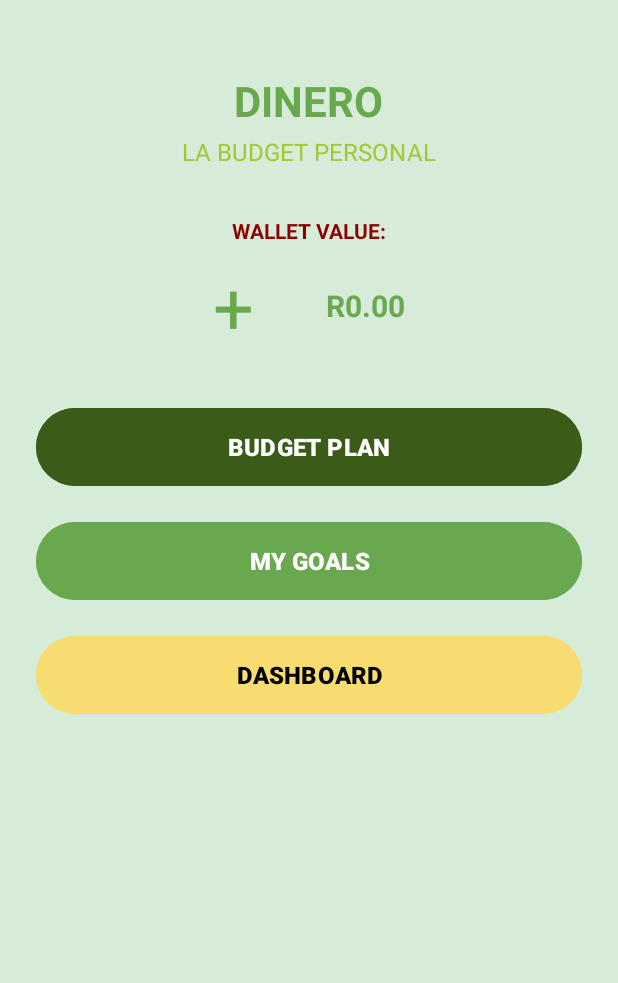
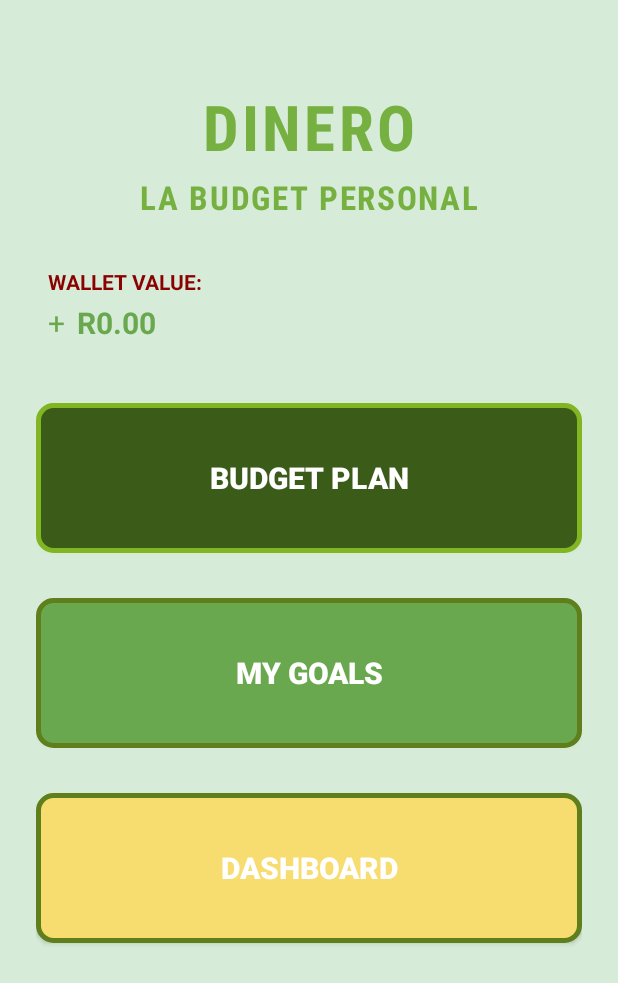
Before and after one commit to JESKTEK/DINERO, an Android app: the HomeActivity screen opened directly, with no data from a screen before it, on a phone screen of 412 x 824 dp. Shown: the top 983 px of the screen. Run offline under Robolectric (Android 15) with nearby library versions, the phone set to English and light mode, and no system bars.

Commit message:
Worked on UI for the Home Page mainly the buttons and added a clickable URL link on the welcome page "From JESKTEK" which goes to the JESKTEK GitHUB

```diff
--- a/app/src/main/java/vcmsa/projects/assignment2_prog7313/MainActivity.kt
+++ b/app/src/main/java/vcmsa/projects/assignment2_prog7313/MainActivity.kt
@@ -1,17 +1,19 @@
 package vcmsa.projects.assignment2_prog7313
 
 import android.content.Intent
+import android.net.Uri
 import android.os.Bundle
-import android.widget.Button
+import android.os.Handler
+import android.os.Looper
+import android.text.SpannableString
+import android.text.style.UnderlineSpan
+import android.widget.TextView
 import androidx.activity.enableEdgeToEdge
 import androidx.appcompat.app.AppCompatActivity
 import androidx.appcompat.widget.AppCompatButton
+import androidx.core.splashscreen.SplashScreen.Companion.installSplashScreen
 import androidx.core.view.ViewCompat
 import androidx.core.view.WindowInsetsCompat
-import androidx.core.splashscreen.SplashScreen
-import androidx.core.splashscreen.SplashScreen.Companion.installSplashScreen
-import android.os.Handler
-import android.os.Looper
 
 class MainActivity : AppCompatActivity() {
 
@@ -21,13 +23,13 @@ class MainActivity : AppCompatActivity() {
     override fun onCreate(savedInstanceState: Bundle?) {
         val splashScreen = installSplashScreen()
 
-        // Optionally delay the splash screen for 2 seconds
+        // Delay splash screen for 2 seconds
         var keepSplashScreen = true
         splashScreen.setKeepOnScreenCondition { keepSplashScreen }
 
         Handler(Looper.getMainLooper()).postDelayed({
             keepSplashScreen = false
-        }, 2000) // 2000ms = 2 seconds delay
+        }, 2000)
 
         super.onCreate(savedInstanceState)
         enableEdgeToEdge()
@@ -40,6 +42,18 @@ class MainActivity : AppCompatActivity() {
 
         loginTransitButton = findViewById(R.id.loginButton)
         registerTransitButton = findViewById(R.id.registerButton)
+        val fromJesktekText: TextView = findViewById(R.id.fromJesktek)
+
+        // Set underlined text
+        val underlinedText = SpannableString("FROM JESKTEK")
+        underlinedText.setSpan(UnderlineSpan(), 0, underlinedText.length, 0)
+        fromJesktekText.text = underlinedText
+
+        // Open GitHub on click
+        fromJesktekText.setOnClickListener {
+            val browserIntent = Intent(Intent.ACTION_VIEW, Uri.parse("https://github.com/JESKTEK"))
+            startActivity(browserIntent)
+        }
 
         loginTransitButton.setOnClickListener {
             val ic = Intent(this, LoginActivity::class.java)
@@ -50,8 +64,5 @@ class MainActivity : AppCompatActivity() {
             val ix = Intent(this, MainActivity::class.java)
             startActivity(ix)
         }
-
     }
-
-
 }
--- /dev/null
+++ b/app/src/main/res/drawable/btn_budget_plan_background.xml
@@ -0,0 +1,23 @@
+<?xml version="1.0" encoding="utf-8"?>
+<layer-list xmlns:android="http://schemas.android.com/apk/res/android">
+
+    <!-- Drop Shadow Layer -->
+    <item android:right="1dp" android:left="1dp" android:top="2dp" android:bottom="2dp">
+        <shape android:shape="rectangle">
+            <solid android:color="#33000000" />
+            <corners android:radius="10dp" />
+        </shape>
+    </item>
+
+    <!-- Main Button Layer -->
+    <item>
+        <shape android:shape="rectangle">
+            <solid android:color="#3B5B19" />
+            <stroke
+                android:width="3dp"
+                android:color="#81b522" />
+            <corners android:radius="10dp" />
+        </shape>
+    </item>
+
+</layer-list>
--- /dev/null
+++ b/app/src/main/res/drawable/btn_dashboard_background.xml
@@ -0,0 +1,22 @@
+<?xml version="1.0" encoding="utf-8"?>
+<layer-list xmlns:android="http://schemas.android.com/apk/res/android">
+
+    <!-- Drop Shadow Layer -->
+    <item android:right="1dp" android:left="1dp" android:top="2dp" android:bottom="2dp">
+        <shape android:shape="rectangle">
+            <solid android:color="#6AA84F" />
+            <corners android:radius="10dp" />
+        </shape>
+    </item>
+
+    <item>
+        <shape android:shape="rectangle">
+            <solid android:color="#F7DC6F" />
+            <stroke
+                android:width="3dp"
+                android:color="#5f7f1c" />
+            <corners android:radius="10dp" />
+        </shape>
+    </item>
+
+</layer-list>
--- /dev/null
+++ b/app/src/main/res/drawable/btn_goals_background.xml
@@ -0,0 +1,22 @@
+<?xml version="1.0" encoding="utf-8"?>
+<layer-list xmlns:android="http://schemas.android.com/apk/res/android">
+
+    <!-- Drop Shadow Layer -->
+    <item android:right="1dp" android:left="1dp" android:top="2dp" android:bottom="2dp">
+        <shape android:shape="rectangle">
+            <solid android:color="#33000000" />
+            <corners android:radius="10dp" />
+        </shape>
+    </item>
+
+    <item>
+        <shape android:shape="rectangle">
+            <solid android:color="#6AA84F" />
+            <stroke
+                android:width="3dp"
+                android:color="#5f7f1c" />
+            <corners android:radius="10dp" />
+        </shape>
+    </item>
+
+</layer-list>
--- a/app/src/main/res/layout/activity_home.xml
+++ b/app/src/main/res/layout/activity_home.xml
@@ -9,24 +9,42 @@
     android:padding="24dp"
     android:background="#D6ECD8">
 
+    <!-- Title -->
     <TextView
         android:id="@+id/appTitle"
         android:layout_width="wrap_content"
         android:layout_height="wrap_content"
         android:text="DINERO"
-        android:textColor="#6AA84F"
-        android:textSize="28sp"
+        android:textColor="#76B041"
+        android:textSize="42sp"
         android:textStyle="bold"
-        android:layout_marginTop="24dp"/>
+        android:textAllCaps="true"
+        android:layout_marginTop="32dp"
+        android:fontFamily="sans-serif-condensed"
+        android:letterSpacing="0.05" />
 
+    <!-- Subtitle -->
     <TextView
         android:id="@+id/appSubtitle"
         android:layout_width="wrap_content"
         android:layout_height="wrap_content"
         android:text="LA BUDGET PERSONAL"
-        android:textColor="#A4C639"
-        android:textSize="16sp"
-        android:layout_marginTop="4dp"/>
+        android:textColor="#76B041"
+        android:textSize="22sp"
+        android:textStyle="bold"
+        android:textAllCaps="true"
+        android:layout_marginTop="4dp"
+        android:fontFamily="sans-serif-condensed"
+        android:letterSpacing="0.05" />
+
+    <!-- Wallet Section -->
+    <LinearLayout
+        android:layout_width="match_parent"
+        android:layout_height="wrap_content"
+        android:orientation="vertical"
+        android:layout_marginTop="32dp"
+        android:paddingStart="8dp"
+        android:paddingEnd="8dp">
 
         <TextView
             android:id="@+id/walletTitle"
@@ -35,26 +53,23 @@
             android:text="WALLET VALUE:"
             android:textColor="#8B0000"
             android:textSize="14sp"
-        android:textStyle="bold"
-        android:layout_marginTop="32dp"/>
+            android:textStyle="bold" />
 
         <LinearLayout
             android:layout_width="wrap_content"
             android:layout_height="wrap_content"
             android:orientation="horizontal"
-        android:gravity="center_vertical"
-        android:layout_marginTop="8dp">
+            android:layout_marginTop="4dp"
+            android:gravity="center_vertical">
 
             <TextView
                 android:id="@+id/plusSign"
                 android:layout_width="wrap_content"
                 android:layout_height="wrap_content"
                 android:text="+"
-            android:textSize="48dp"
+                android:textSize="20sp"
                 android:textColor="#6AA84F"
-            android:paddingEnd="48dp"
-            android:clickable="true"
-            android:focusable="true" />
+                android:layout_marginEnd="8dp"/>
 
             <TextView
                 android:id="@+id/walletValue"
@@ -65,41 +80,40 @@
                 android:textSize="20sp"
                 android:textStyle="bold" />
         </LinearLayout>
+    </LinearLayout>
 
-    <Button
+    <!-- Buttons -->
+    <androidx.appcompat.widget.AppCompatButton
         android:id="@+id/btnBudgetPlan"
         android:layout_width="match_parent"
-        android:layout_height="60dp"
-        android:layout_marginTop="32dp"
-        android:backgroundTint="#3B5B19"
+        android:layout_height="100dp"
+        android:layout_marginTop="40dp"
         android:text="BUDGET PLAN"
         android:textColor="#FFFFFF"
         android:textStyle="bold"
-        android:textSize="16sp"
-        android:drawablePadding="10dp"/>
+        android:textSize="20sp"
+        android:background="@drawable/btn_budget_plan_background" />
 
-    <Button
+    <androidx.appcompat.widget.AppCompatButton
         android:id="@+id/btnMyGoals"
         android:layout_width="match_parent"
-        android:layout_height="60dp"
-        android:layout_marginTop="16dp"
-        android:backgroundTint="#6AA84F"
+        android:layout_height="100dp"
+        android:layout_marginTop="30dp"
         android:text="MY GOALS"
         android:textColor="#FFFFFF"
         android:textStyle="bold"
-        android:textSize="16sp"
-        android:drawablePadding="10dp"/>
+        android:textSize="20sp"
+        android:background="@drawable/btn_goals_background" />
 
-    <Button
+    <androidx.appcompat.widget.AppCompatButton
         android:id="@+id/btnDashboard"
         android:layout_width="match_parent"
-        android:layout_height="60dp"
-        android:layout_marginTop="16dp"
-        android:backgroundTint="#F7DC6F"
+        android:layout_height="100dp"
+        android:layout_marginTop="30dp"
         android:text="DASHBOARD"
-        android:textColor="#000000"
+        android:textColor="#FFFFFF"
         android:textStyle="bold"
-        android:textSize="16sp"
-        android:drawablePadding="10dp"/>
+        android:textSize="20sp"
+        android:background="@drawable/btn_dashboard_background" />
 
 </LinearLayout>
--- a/app/src/main/res/layout/activity_main.xml
+++ b/app/src/main/res/layout/activity_main.xml
@@ -49,15 +49,12 @@
         android:padding="10dp">
 
         <!-- Register Button -->
-
-        <!-- Login Button -->
         <androidx.appcompat.widget.AppCompatButton
             android:id="@+id/registerButton"
             android:layout_width="250dp"
             android:layout_height="100dp"
             android:layout_marginTop="20dp"
             android:background="@drawable/btn_reg_background"
-
             android:drawablePadding="10dp"
             android:fontFamily="sans-serif-condensed"
             android:gravity="center"
@@ -69,13 +66,13 @@
             android:textSize="20dp"
             android:textStyle="bold" />
 
+        <!-- Login Button -->
         <androidx.appcompat.widget.AppCompatButton
             android:id="@+id/loginButton"
             android:layout_width="250dp"
             android:layout_height="100dp"
             android:layout_marginTop="20dp"
             android:background="@drawable/btn_log_background"
-
             android:drawablePadding="10dp"
             android:fontFamily="sans-serif-condensed"
             android:gravity="center"
@@ -87,13 +84,19 @@
             android:textStyle="bold" />
     </LinearLayout>
 
-    <!-- Footer Text -->
     <TextView
+        android:id="@+id/fromJesktek"
         android:layout_width="wrap_content"
         android:layout_height="wrap_content"
+        android:minHeight="48dp"
+        android:minWidth="48dp"
+        android:padding="10dp"
         android:text="FROM JESKTEK"
-        android:textColor="#cccccc"
-        android:textSize="12sp"
+        android:textColor="#8fad93"
+        android:textSize="20sp"
         android:layout_marginTop="40dp"
-        android:fontFamily="sans-serif" />
+        android:fontFamily="sans-serif"
+        android:textStyle="bold"
+        android:clickable="true"
+        android:focusable="true" />
 </LinearLayout>
```
Lines whose indentation alone changed are shown as unchanged.
